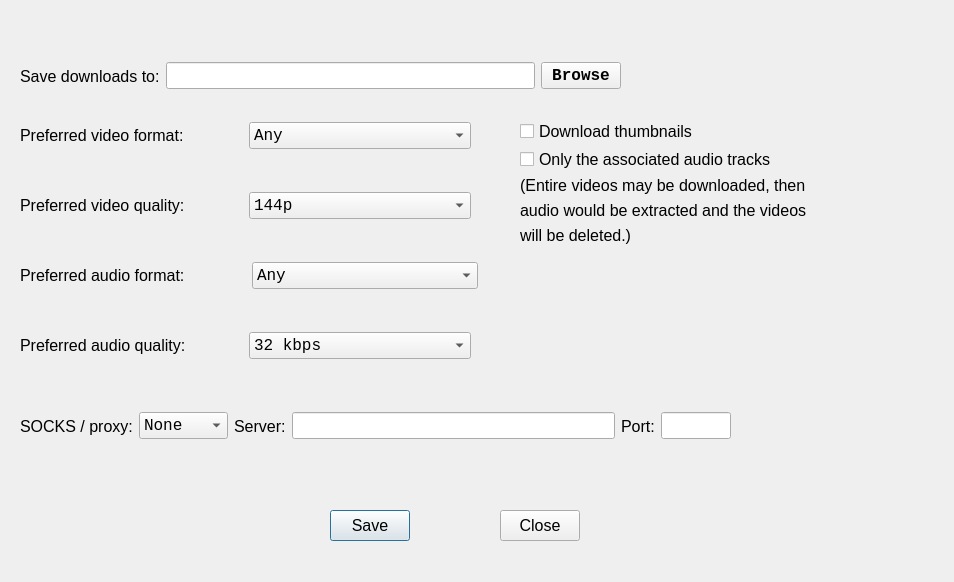
Above: src/yt_channel_downloader/ui/settings.ui from hyperfield/yt-channel-downloader before the change. Below: the same form after it.
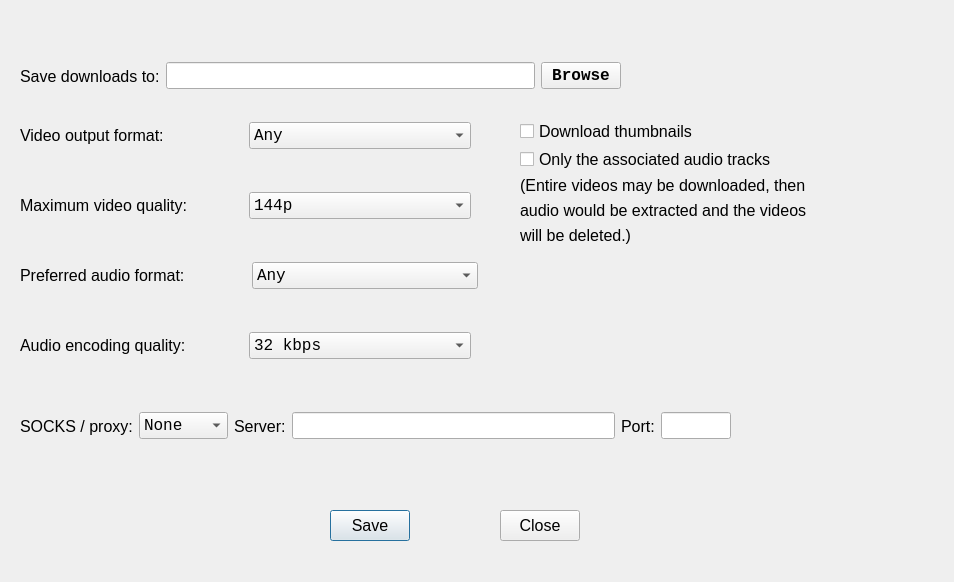
That is the form after the change.

Commit message: feat(settings): add HTTP proxies and validate preferences

Diff of the .ui file:
```diff
--- a/src/yt_channel_downloader/ui/settings.ui
+++ b/src/yt_channel_downloader/ui/settings.ui
@@ -58,7 +58,7 @@
     <item>
      <widget class="QLabel" name="pref_vid_quality_label">
       <property name="text">
-       <string>Preferred video quality:</string>
+       <string>Maximum video quality:</string>
       </property>
      </widget>
     </item>
@@ -132,7 +132,7 @@
     <item>
      <widget class="QLabel" name="pref_vid_format">
       <property name="text">
-       <string>Preferred video format:</string>
+       <string>Video output format:</string>
       </property>
      </widget>
     </item>
@@ -201,7 +201,7 @@
     <item>
      <widget class="QLabel" name="audio_quality_label">
       <property name="text">
-       <string>Preferred audio quality:</string>
+       <string>Audio encoding quality:</string>
       </property>
      </widget>
     </item>
```
Left out of the diff: 5 changed lines with no effect on the pictures. The commit also changes 5 other files.
